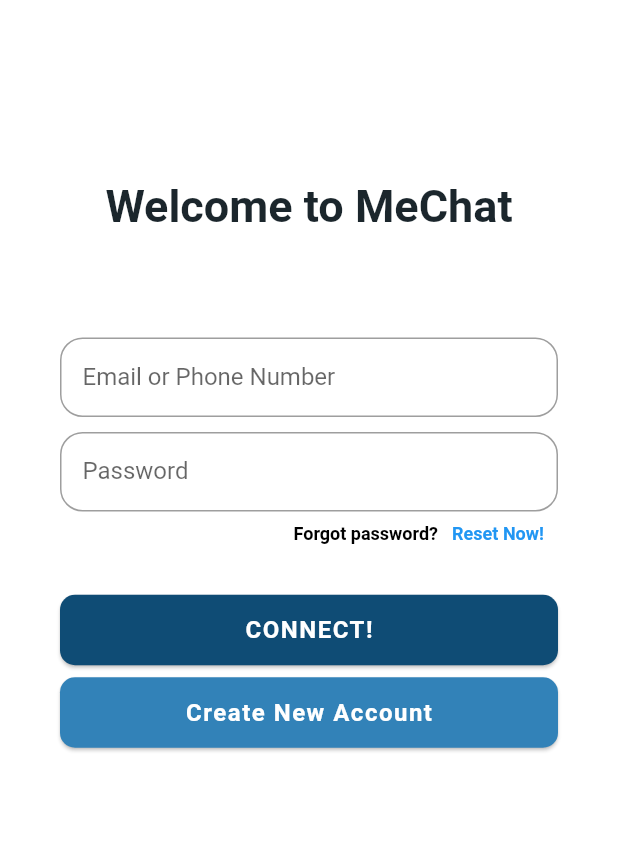
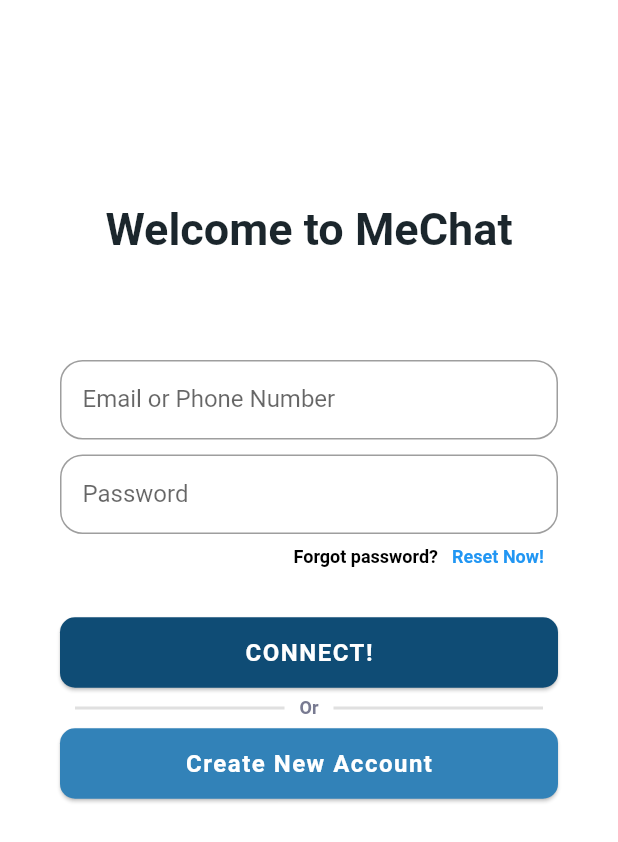
Before and after one commit to PhatLam1811/Flutter_Chat_Application, a Flutter app: the screen it shows after launch, on a phone screen of 412 x 824 dp. Shown: the top 842 px of the screen. Run offline on Flutter 3.47's test engine with Material 2 defaults, Android fonts, the phone set to English and light mode, and no system bars.

Commit message:
Login UI adjustment - 1

```diff
--- a/lib/main.dart
+++ b/lib/main.dart
@@ -1,4 +1,5 @@
 import 'package:flutter/material.dart';
+import 'package:flutter_chat_app/view/screens/home_screen.dart';
 import 'package:flutter_chat_app/view/screens/login_screen.dart';
 
 void main() => runApp(const MyChatApp());
@@ -12,6 +13,7 @@ class MyChatApp extends StatelessWidget {
       initialRoute: '/login',
       routes: {
         '/login': (context) => const LoginScreen(),
+        '/home': (context) => const HomeScreen(),
       },
     );
   }
--- /dev/null
+++ b/lib/view/screens/home_screen.dart
@@ -0,0 +1,15 @@
+import 'package:flutter/material.dart';
+
+class HomeScreen extends StatefulWidget {
+  const HomeScreen({Key? key}) : super(key: key);
+
+  @override
+  State<HomeScreen> createState() => _HomeScreenState();
+}
+
+class _HomeScreenState extends State<HomeScreen> {
+  @override
+  Widget build(BuildContext context) {
+    return Container();
+  }
+}
--- a/lib/view/screens/login_screen.dart
+++ b/lib/view/screens/login_screen.dart
@@ -27,7 +27,7 @@ class _LoginScreenState extends State<LoginScreen> {
               crossAxisAlignment: CrossAxisAlignment.stretch,
               children: [
                 const SizedBox(
-                  height: 120.0,
+                  height: 135.0,
                 ),
                 const Center(
                   child: Text(
@@ -118,7 +118,39 @@ class _LoginScreenState extends State<LoginScreen> {
                   ),
                 ),
                 const SizedBox(
-                  height: 7.0,
+                  height: 5.0,
+                ),
+                Row(
+                  mainAxisAlignment: MainAxisAlignment.center,
+                  children: const [
+                    Expanded(
+                      child: Padding(
+                        padding: EdgeInsets.symmetric(horizontal: 10.0),
+                        child: Divider(
+                          thickness: 2.0,
+                        ),
+                      ),
+                    ),
+                    Text(
+                      'Or',
+                      style: TextStyle(
+                        fontWeight: FontWeight.bold,
+                        fontSize: 12.0,
+                        color: Color(0xff787A91),
+                      ),
+                    ),
+                    Expanded(
+                      child: Padding(
+                        padding: EdgeInsets.symmetric(horizontal: 10.0),
+                        child: Divider(
+                          thickness: 2.0,
+                        ),
+                      ),
+                    ),
+                  ],
+                ),
+                const SizedBox(
+                  height: 5.0,
                 ),
                 ElevatedButton(
                   style: ElevatedButton.styleFrom(
```
